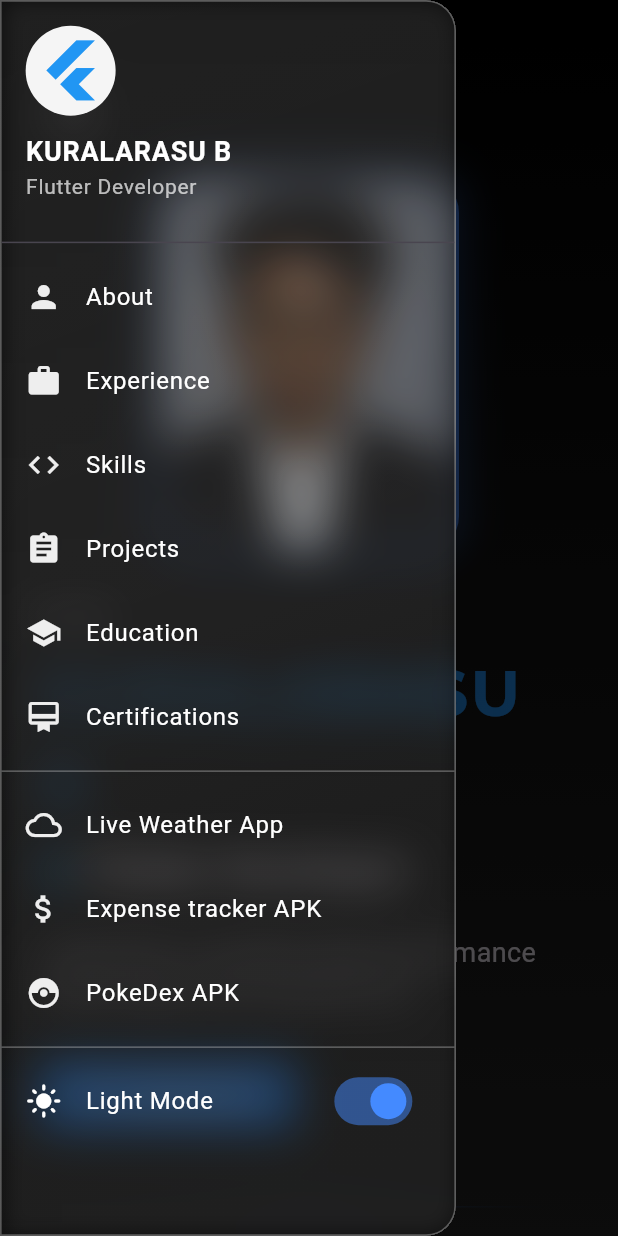
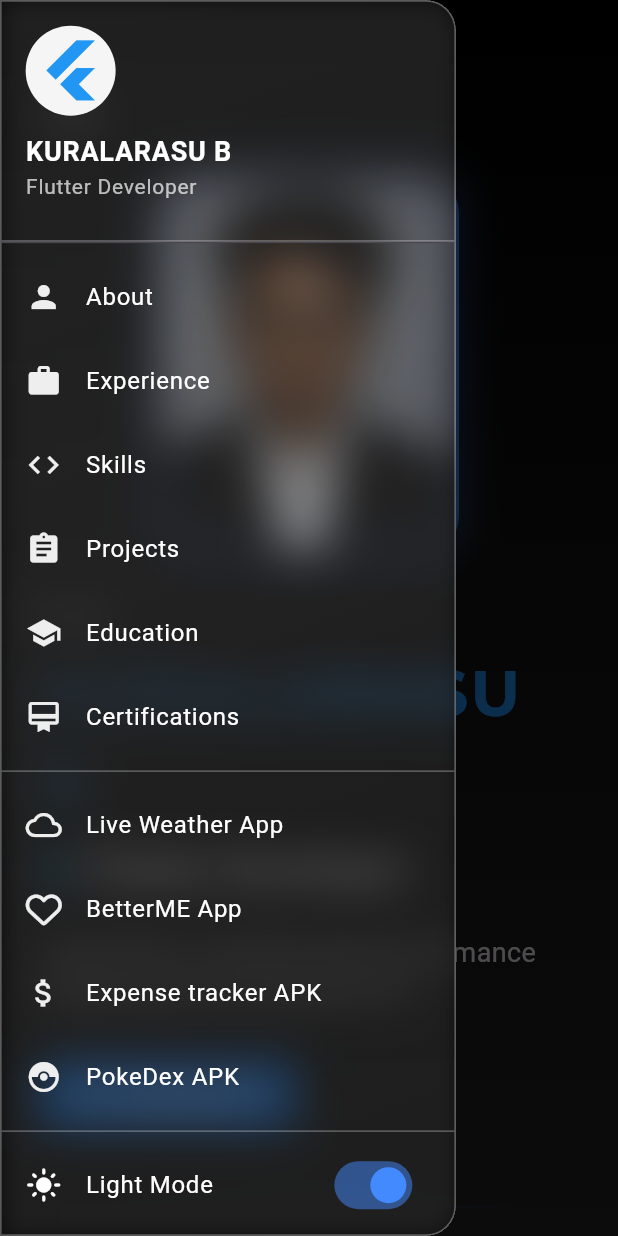
Before and after one commit to Kural002/Portfolio, a Flutter app: the screen it shows after launch, after a tap on the "menu" icon, on a phone screen of 412 x 824 dp. Run offline on Flutter 3.47's test engine with Material 3 defaults, Android fonts, the phone set to English and light mode, and no system bars; our stand-ins replace firebase_core, font_awesome_flutter, google_fonts; accounts and stored records are empty.

Commit message:
new project added

```diff
--- a/lib/utils/app_urls.dart
+++ b/lib/utils/app_urls.dart
@@ -12,5 +12,7 @@
   static const String elewayte = 'https://drive.google.com/file/d/1vl17c9RlUK23kM5_ImWzuYPeuIxtaKYP/view?usp=sharing';
   static const String yellowBoards = 'https://drive.google.com/file/d/12_JmySmzdQzUHio5YAm9F006y9HEQNSW/view?usp=sharing';
   static const String letsUpgrade = "https://drive.google.com/file/d/1ssFu1l4VKCmU1ozmpkX7ezZzyVab7KGG/view?usp=sharing";
-  static const String weatherAppDeployd  = "https://weather-application-xwhh.onrender.com/";
+  static const String weatherAppDeployed  = "https://weather-application-xwhh.onrender.com/";
+  static const String BetterMEAPK = "https://drive.google.com/file/d/10vW_I7byG_1t5cTiU8LGPerMk8_H-J-3/view?usp=sharing";
+  static const String betterMeApp = "https://github.com/Kural002/BetterMe.git";
 }
--- a/lib/utils/glassy_drawer.dart
+++ b/lib/utils/glassy_drawer.dart
@@ -107,16 +107,27 @@
                 Navigator.pop(context);
                 scrollToSection(certificationsKey);
               }),
-              const Divider(color: Colors.white30),
+              Divider(
+                color: themeProvider.isDarkMode
+                    ? Colors.white.withOpacity(0.3)
+                    : Colors.black.withOpacity(0.2),
+              ),
               _buildDrawerItem(
                   context, Icons.cloud_outlined, "Live Weather App", () async {
-                final Uri url = Uri.parse(AppUrls.weatherAppDeployd);
+                final Uri url = Uri.parse(AppUrls.weatherAppDeployed);
                 if (await canLaunchUrl(url)) {
                   await launchUrl(url, mode: LaunchMode.externalApplication);
                 } else {
-                  ScaffoldMessenger.of(context).showSnackBar(
-                    const SnackBar(content: Text("Could not open the link")),
-                  );
+                  await launchUrl(url, mode: LaunchMode.inAppWebView);
+                }
+              }),
+              _buildDrawerItem(context, FontAwesomeIcons.heart, "BetterME App",
+                  () async {
+                final Uri url = Uri.parse(AppUrls.BetterMEAPK);
+                if (await canLaunchUrl(url)) {
+                  await launchUrl(url, mode: LaunchMode.externalApplication);
+                } else {
+                  await launchUrl(url, mode: LaunchMode.inAppWebView);
                 }
               }),
               _buildDrawerItem(
@@ -178,7 +189,11 @@
               //   //   );
               //   // }
               // }),
-              const Divider(color: Colors.white30),
+              Divider(
+                color: themeProvider.isDarkMode
+                    ? Colors.white.withOpacity(0.3)
+                    : Colors.black.withOpacity(0.2),
+              ),
               _buildThemeToggle(context),
             ],
           ),
@@ -189,8 +204,13 @@
 
   Widget _buildHeader(BuildContext context) {
     return DrawerHeader(
-      decoration: const BoxDecoration(
+      decoration: BoxDecoration(
         color: Colors.transparent,
+        border: Border(
+          bottom: BorderSide(
+              color: themeProvider.isDarkMode ? Colors.white30 : Colors.black26,
+              width: 1),
+        ),
       ),
       child: Column(
         crossAxisAlignment: CrossAxisAlignment.start,
--- a/lib/view/projects_section.dart
+++ b/lib/view/projects_section.dart
@@ -21,7 +21,7 @@
 
     int crossAxisCount;
     if (isWeb) {
-      crossAxisCount = 4;
+      crossAxisCount = 5;
     } else if (isHorizontal) {
       crossAxisCount = 2;
     } else {
@@ -30,7 +30,7 @@
 
     double childAspectRatio;
     if (isWeb) {
-      childAspectRatio = 1.6;
+      childAspectRatio = 0.9;
     } else if (isHorizontal) {
       childAspectRatio = 1.3;
     } else {
@@ -39,8 +39,8 @@
 
     return Padding(
       padding: EdgeInsets.symmetric(
-        horizontal: isWeb ? 100 : 25,
-        vertical: isWeb ? 25 : 20,
+        horizontal: isWeb ? 80 : 25,
+        vertical: isWeb ? 40 : 20,
       ),
       child: Column(
         crossAxisAlignment: CrossAxisAlignment.start,
@@ -49,7 +49,7 @@
             "Projects",
             style: GoogleFonts.montserrat(
               color: isDarkMode ? AppColors.darkText : AppColors.lightText,
-              fontSize: 28,
+              fontSize: 32,
               fontWeight: FontWeight.bold,
             ),
           ),
@@ -58,8 +58,8 @@
             shrinkWrap: true,
             physics: const NeverScrollableScrollPhysics(),
             crossAxisCount: crossAxisCount,
-            mainAxisSpacing: 20,
-            crossAxisSpacing: 20,
+            mainAxisSpacing: 16,
+            crossAxisSpacing: 16,
             childAspectRatio: childAspectRatio,
             children: [
               _buildProjectCard(
@@ -92,6 +92,14 @@
                 "Real-time weather with forecasts",
                 Icons.cloud,
                 AppUrls.weatherApp,
+                ["Flutter", "API", "Geolocation"],
+              ),
+              _buildProjectCard(
+                context,
+                "BetterMe App",
+                "Personalized fitness and wellness app",
+                FontAwesomeIcons.heart,
+                AppUrls.betterMeApp,
                 ["Flutter", "API", "Geolocation"],
               ),
             ],
@@ -147,59 +155,70 @@
             ],
           ),
           child: Padding(
-            padding: const EdgeInsets.all(20),
+            padding: const EdgeInsets.all(16),
             child: Column(
               crossAxisAlignment: CrossAxisAlignment.start,
               children: [
                 Row(
                   children: [
                     Container(
-                      padding: const EdgeInsets.all(10),
+                      padding: const EdgeInsets.all(8),
                       decoration: BoxDecoration(
                         color: Colors.blueAccent.withOpacity(0.1),
-                        borderRadius: BorderRadius.circular(10),
+                        borderRadius: BorderRadius.circular(8),
                       ),
                       child: Icon(
                         icon,
                         color: Colors.blueAccent,
-                        size: 24,
+                        size: 20,
                       ),
                     ),
-                    const SizedBox(width: 12),
+                    const SizedBox(width: 8),
                     Expanded(
                       child: Text(
                         title,
                         style: GoogleFonts.poppins(
-                          color: isDarkMode ? AppColors.darkText : AppColors.lightText,
-                          fontSize: 18,
+                          color: isDarkMode
+                              ? AppColors.darkText
+                              : AppColors.lightText,
+                          fontSize: 14,
                           fontWeight: FontWeight.w600,
                         ),
+                        maxLines: 2,
+                        overflow: TextOverflow.ellipsis,
                       ),
                     ),
                   ],
                 ),
-                const SizedBox(height: 12),
-                Text(
-                  description,
-                  style: GoogleFonts.poppins(
-                    color: (isDarkMode ? AppColors.darkText : AppColors.lightText)
-                        .withOpacity(0.7),
-                    fontSize: 14,
+                const SizedBox(height: 8),
+                Expanded(
+                  child: Text(
+                    description,
+                    style: GoogleFonts.poppins(
+                      color: (isDarkMode
+                              ? AppColors.darkText
+                              : AppColors.lightText)
+                          .withOpacity(0.7),
+                      fontSize: 12,
+                      height: 1.4,
+                    ),
+                    maxLines: 3,
+                    overflow: TextOverflow.ellipsis,
                   ),
                 ),
-                const SizedBox(height: 16),
+                const SizedBox(height: 5),
                 Wrap(
-                  spacing: 8,
-                  runSpacing: 6,
+                  spacing: 6,
+                  runSpacing: 4,
                   children: technologies.map((tech) {
                     return Container(
                       padding: const EdgeInsets.symmetric(
-                        horizontal: 10,
-                        vertical: 4,
+                        horizontal: 8,
+                        vertical: 3,
                       ),
                       decoration: BoxDecoration(
                         color: Colors.blueAccent.withOpacity(0.1),
-                        borderRadius: BorderRadius.circular(8),
+                        borderRadius: BorderRadius.circular(6),
                         border: Border.all(
                           color: Colors.blueAccent.withOpacity(0.2),
                         ),
@@ -208,44 +227,46 @@
                         tech,
                         style: GoogleFonts.poppins(
                           color: Colors.blueAccent,
-                          fontSize: 11,
+                          fontSize: 10,
                           fontWeight: FontWeight.w500,
                         ),
                       ),
                     );
                   }).toList(),
                 ),
-                const Spacer(),
+                const SizedBox(height: 12),
                 Align(
                   alignment: Alignment.bottomRight,
                   child: Container(
                     padding: const EdgeInsets.symmetric(
-                      horizontal: 12,
-                      vertical: 6,
+                      horizontal: 10,
+                      vertical: 5,
                     ),
                     decoration: BoxDecoration(
-                      color: Colors.blueAccent.withOpacity(isDarkMode ? 0.15 : 0.08),
-                      borderRadius: BorderRadius.circular(8),
+                      color: Colors.blueAccent
+                          .withOpacity(isDarkMode ? 0.15 : 0.08),
+                      borderRadius: BorderRadius.circular(6),
                       border: Border.all(
-                        color: Colors.blueAccent.withOpacity(isDarkMode ? 0.4 : 0.3),
+                        color: Colors.blueAccent
+                            .withOpacity(isDarkMode ? 0.4 : 0.3),
                       ),
                     ),
                     child: Row(
                       mainAxisSize: MainAxisSize.min,
                       children: [
                         Text(
-                          "View Project",
+                          "View",
                           style: GoogleFonts.poppins(
                             color: Colors.blueAccent,
-                            fontSize: 12,
+                            fontSize: 10, // Smaller font
                             fontWeight: FontWeight.w500,
                           ),
                         ),
-                        const SizedBox(width: 6),
+                        const SizedBox(width: 4),
                         Icon(
                           Icons.arrow_forward,
                           color: Colors.blueAccent,
-                          size: 14,
+                          size: 12, // Smaller icon
                         ),
                       ],
                     ),
```
Also changed, not shown: lib/utils/meteor.dart (deleted, +0 -173 lines), 549 other files.
